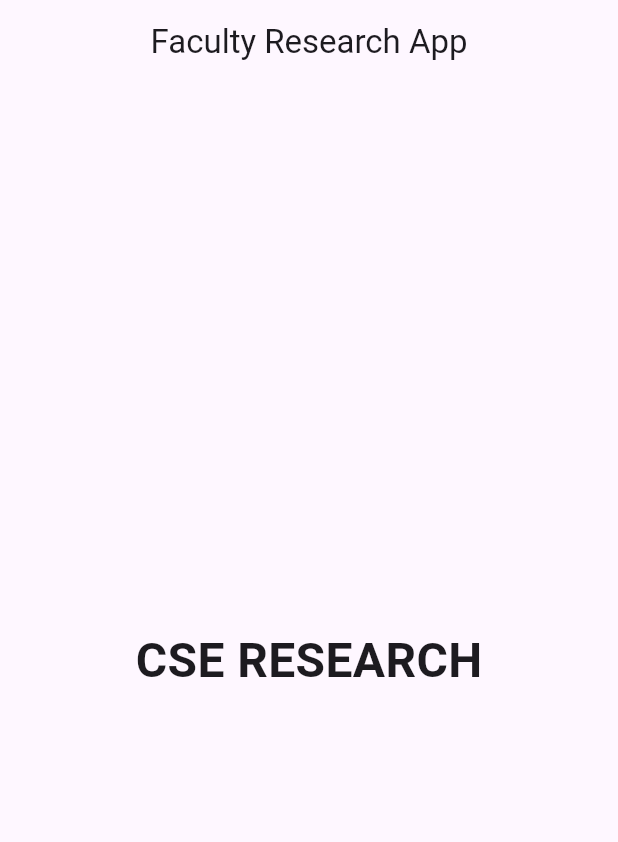
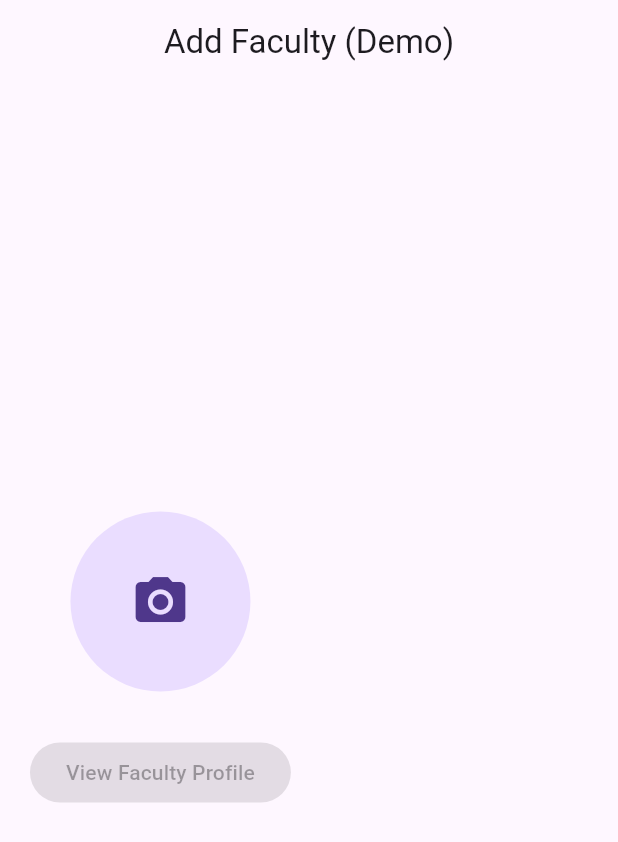
Before and after one commit to nandhakumar-10032007/faculty_research_app, a Flutter app: the screen it shows after launch, on a phone screen of 412 x 824 dp. Shown: the top 842 px of the screen. Run offline on Flutter 3.47's test engine with Material 3 defaults, Android fonts, the light colour scheme and no system bars; our stand-ins replace image_picker.

Commit message:
Sir demo completed: photo picker and faculty profile display

```diff
--- a/lib/main.dart
+++ b/lib/main.dart
@@ -1,4 +1,6 @@
 import 'package:flutter/material.dart';
+import 'pages/demo_add_faculty_page.dart';
+
 
 void main() {
   runApp(const MyApp());
@@ -15,7 +17,7 @@ class MyApp extends StatelessWidget {
       theme: ThemeData(
         primarySwatch: Colors.deepPurple,
       ),
-      home: const HomePage(),
+     home: const DemoAddFacultyPage(),
     );
   }
 }
@@ -30,15 +32,6 @@ class HomePage extends StatelessWidget {
         title: const Text('Faculty Research App'),
         centerTitle: true,
       ),
-      body: const Center(
-        child: Text(
-          'CSE RESEARCH',
-          style: TextStyle(
-            fontSize: 32,
-            fontWeight: FontWeight.bold,
-          ),
-        ),
-      ),
     );
   }
 }
--- /dev/null
+++ b/lib/pages/demo_add_faculty_page.dart
@@ -0,0 +1,71 @@
+import 'dart:io';
+import 'package:flutter/material.dart';
+import 'package:image_picker/image_picker.dart';
+import 'faculty_profile_page.dart';
+
+class DemoAddFacultyPage extends StatefulWidget {
+  const DemoAddFacultyPage({super.key});
+
+  @override
+  State<DemoAddFacultyPage> createState() => _DemoAddFacultyPageState();
+}
+
+class _DemoAddFacultyPageState extends State<DemoAddFacultyPage> {
+  File? selectedImage;
+
+  Future<void> pickImage() async {
+    final picker = ImagePicker();
+    final XFile? pickedImage =
+        await picker.pickImage(source: ImageSource.gallery);
+
+    if (pickedImage != null) {
+      setState(() {
+        selectedImage = File(pickedImage.path);
+      });
+    }
+  }
+
+  @override
+  Widget build(BuildContext context) {
+    return Scaffold(
+      appBar: AppBar(
+        title: const Text('Add Faculty (Demo)'),
+        centerTitle: true,
+      ),
+      body: Padding(
+        padding: const EdgeInsets.all(20),
+        child: Column(
+          mainAxisAlignment: MainAxisAlignment.center,
+          children: [
+            GestureDetector(
+              onTap: pickImage,
+              child: CircleAvatar(
+                radius: 60,
+                backgroundImage:
+                    selectedImage != null ? FileImage(selectedImage!) : null,
+                child: selectedImage == null
+                    ? const Icon(Icons.camera_alt, size: 40)
+                    : null,
+              ),
+            ),
+            const SizedBox(height: 30),
+            ElevatedButton(
+              onPressed: selectedImage == null
+                  ? null
+                  : () {
+                      Navigator.push(
+                        context,
+                        MaterialPageRoute(
+                          builder: (_) =>
+                              FacultyProfilePage(image: selectedImage!),
+                        ),
+                      );
+                    },
+              child: const Text('View Faculty Profile'),
+            ),
+          ],
+        ),
+      ),
+    );
+  }
+}
--- a/pubspec.yaml
+++ b/pubspec.yaml
@@ -31,9 +31,8 @@ dependencies:
   flutter:
     sdk: flutter
 
-  # The following adds the Cupertino Icons font to your application.
-  # Use with the CupertinoIcons class for iOS style icons.
-  cupertino_icons: ^1.0.8
+  image_picker: ^1.0.7
+
 
 dev_dependencies:
   flutter_test:
```
Also changed, not shown: lib/pages/faculty_profile_page.dart (added, +43 -0 lines), pubspec.lock, 5 other files.
